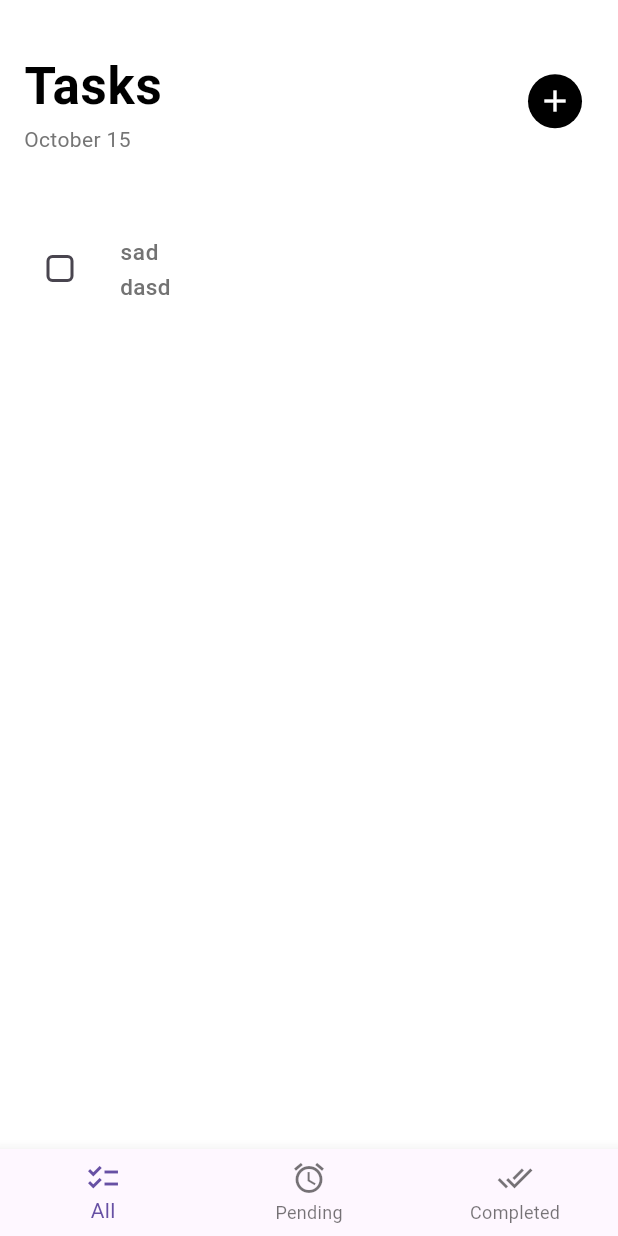
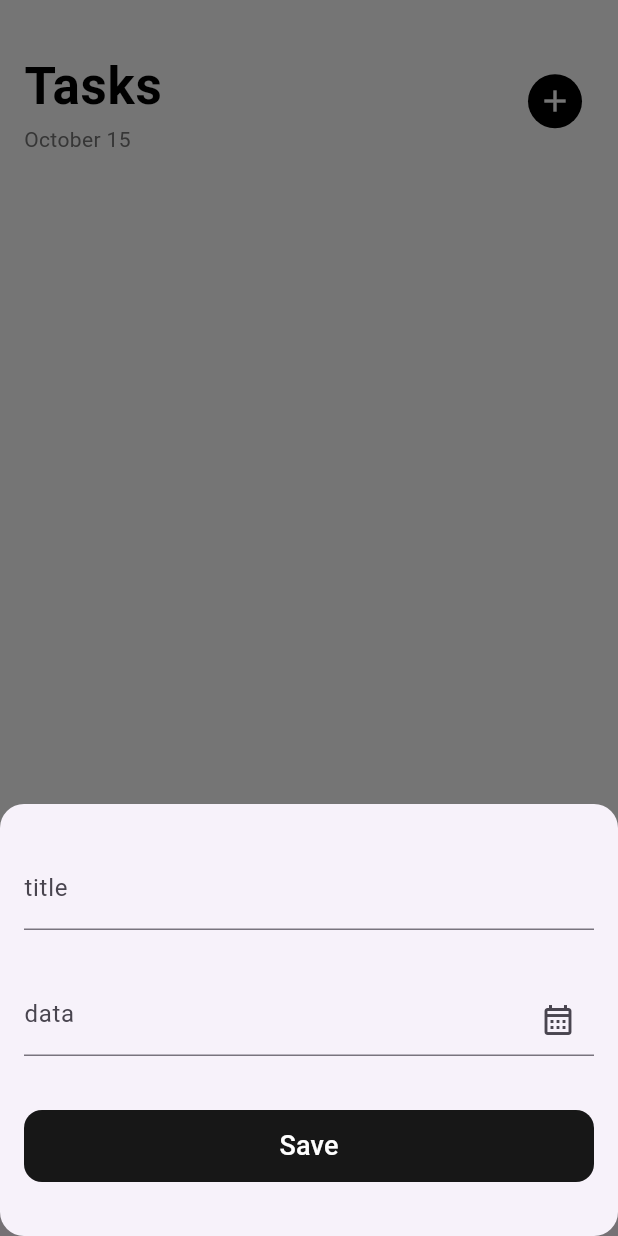
Before and after one commit to Abdelrahman200hany/notadepi, a Flutter app: the screen it shows after launch, after a tap on the "add" icon, on a phone screen of 412 x 824 dp. Run offline on Flutter 3.47's test engine with Material 3 defaults, Android fonts, the phone set to English and light mode, and no system bars.

Commit message:
complete  app

```diff
--- a/lib/presemtaion/views/widgets/all_notes_secs.dart
+++ b/lib/presemtaion/views/widgets/all_notes_secs.dart
@@ -1,6 +1,6 @@
 import 'package:flutter/material.dart';
-import 'package:notaadepi/data/models/task_item_model.dart';
 import 'package:notaadepi/presemtaion/manager/task_item_provider.dart';
+import 'package:notaadepi/presemtaion/views/widgets/build_model_buttom_sheet.dart';
 import 'package:notaadepi/presemtaion/views/widgets/custom_task_header.dart';
 import 'package:notaadepi/presemtaion/views/widgets/task_item.dart';
 import 'package:provider/provider.dart';
@@ -22,9 +22,32 @@ class AllNotesSecs extends StatelessWidget {
                 title: 'Tasks',
                 icon: Icons.add,
                 onPressed: () {
-                  context.read<TaskItemProvider>().addNewTask(
-                    TaskModelItem(title: 'sad', data: 'dasd'),
+                  final taskProvider = context.read<TaskItemProvider>();
+                  showModalBottomSheet(
+                    shape: RoundedRectangleBorder(
+                      borderRadius: BorderRadiusGeometry.circular(16),
+                    ),
+                    context: context,
+                    builder: (context) =>
+                        BuildModelBottomSheet(taskItemProvider: taskProvider),
                   );
+
+                  //  DateTime? pickedDate = await showDatePicker(
+
+                  //     context: context,
+                  //     initialDate: DateTime.now().toUtc(),          // التاريخ اللي هيظهر أول ما تفتح
+                  //     firstDate: DateTime(2000),            // الحد الأدنى
+                  //     lastDate: DateTime(2100),             // الحد الأقصى
+                  //     cancelText: "Cancel",                  // نص زر الإلغاء
+                  //     confirmText: "Ok",                 // نص زر التأكيد
+                  //     helpText: "اختر التاريخ المناسب",    // عنوان أعلى الـ Dialog
+                  //     initialEntryMode: DatePickerEntryMode.calendar, // Calendar view أول ما يظهر
+                  //   );
+                  //    if (pickedDate != null) {
+                  //     print("التاريخ المختار: $pickedDate");
+                  //   }
+
+                  //               // showDatePicker(context: context, firstDate: DateTime(200), lastDate: DateTime(300));
                 },
 
                 iconBackgoundColor: Colors.black,
--- /dev/null
+++ b/lib/presemtaion/views/widgets/build_model_buttom_sheet.dart
@@ -0,0 +1,107 @@
+import 'package:flutter/material.dart';
+import 'package:notaadepi/data/models/task_item_model.dart';
+import 'package:notaadepi/presemtaion/manager/task_item_provider.dart';
+import 'package:notaadepi/presemtaion/views/widgets/custom_text_feild.dart';
+
+class BuildModelBottomSheet extends StatefulWidget {
+  const BuildModelBottomSheet({super.key, required this.taskItemProvider});
+
+  final TaskItemProvider taskItemProvider;
+
+  @override
+  State<BuildModelBottomSheet> createState() => _BuildModelBottomSheetState();
+}
+
+class _BuildModelBottomSheetState extends State<BuildModelBottomSheet> {
+  String? title;
+  DateTime? data;
+
+  final TextEditingController titleController = TextEditingController();
+  final TextEditingController dateController = TextEditingController();
+
+  @override
+  void dispose() {
+    titleController.dispose();
+    dateController.dispose();
+    super.dispose();
+  }
+
+  @override
+  Widget build(BuildContext context) {
+    return Padding(
+      padding: const EdgeInsets.symmetric(horizontal: 16),
+      child: Column(
+        mainAxisSize: MainAxisSize.min,
+        children: [
+          SizedBox(height: 36),
+          CustomTextFeild(
+            hint: 'title',
+            onChanged: (value) {
+              title = value;
+            },
+            controller: titleController,
+          ),
+
+          SizedBox(height: 36),
+          CustomTextFeild(
+            icon: Icons.calendar_month_outlined,
+            hint: 'data',
+            controller: dateController,
+
+            onPressed: () async {
+              DateTime? pickedDate = await showDatePicker(
+                context: context,
+                initialDate: DateTime.now().toUtc(),
+                firstDate: DateTime(2000),
+                lastDate: DateTime(2100),
+                cancelText: "Cancel",
+                confirmText: "Ok",
+                helpText: "اختر التاريخ المناسب",
+                initialEntryMode: DatePickerEntryMode.calendar,
+              );
+              if (pickedDate != null) {
+                data = pickedDate;
+                dateController.text = pickedDate.toString();
+              }
+            },
+          ),
+          SizedBox(height: 36),
+          SizedBox(
+            height: 48,
+            width: double.infinity,
+            child: TextButton(
+              onPressed: () {
+                widget.taskItemProvider.addNewTask(
+                  TaskModelItem(
+                    title: title ?? 'no tilte',
+                    data: '${data ?? 'no date'}',
+                  ),
+                );
+                dateController.clear();
+                titleController.clear();
+                Navigator.pop(context);
+              },
+              style: TextButton.styleFrom(
+                backgroundColor: Color(0xff171717),
+                shape: RoundedRectangleBorder(
+                  borderRadius: BorderRadiusGeometry.circular(12),
+                ),
+              ),
+              child: Center(
+                child: Text(
+                  'Save',
+                  style: TextStyle(
+                    color: Colors.white,
+                    fontSize: 18,
+                    fontWeight: FontWeight.w500,
+                  ),
+                ),
+              ),
+            ),
+          ),
+          SizedBox(height: 36),
+        ],
+      ),
+    );
+  }
+}
--- /dev/null
+++ b/lib/presemtaion/views/widgets/custom_text_feild.dart
@@ -0,0 +1,31 @@
+
+import 'package:flutter/material.dart';
+
+class CustomTextFeild extends StatelessWidget {
+  const CustomTextFeild({
+    super.key,
+    required this.hint,
+    this.onChanged,
+    this.icon,
+    this.onPressed,
+    this.controller,
+  });
+  final String hint;
+  final void Function(String)? onChanged;
+  final IconData? icon;
+  final void Function()? onPressed;
+  final TextEditingController? controller;
+
+  @override
+  Widget build(BuildContext context) {
+    return TextField(
+      readOnly: onPressed != null,
+      onChanged: onChanged,
+      controller: controller,
+      decoration: InputDecoration(
+        hintText: hint,
+        suffixIcon: IconButton(onPressed: onPressed, icon: Icon(icon)),
+      ),
+    );
+  }
+}
```
